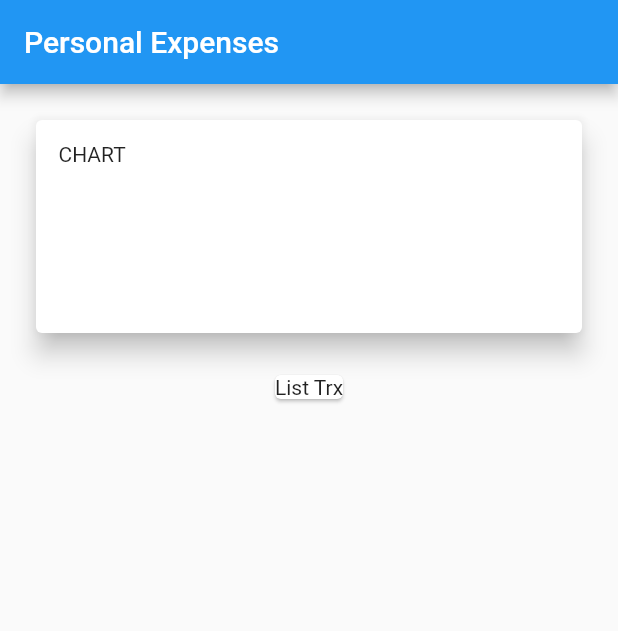
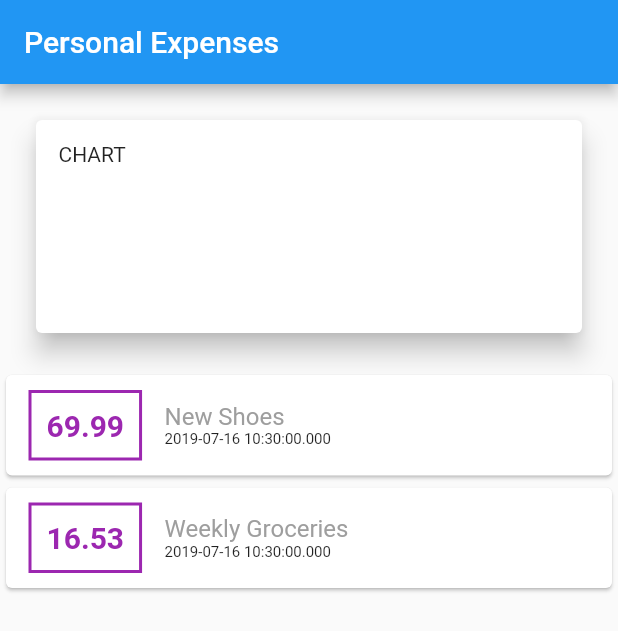
Before and after one commit to arifpurwandaru/personal_expenses_app, a Flutter app: the screen it shows after launch, on a phone screen of 412 x 824 dp. Shown: the top 631 px of the screen. Run offline on Flutter 3.47's test engine with Material 2 defaults, Android fonts, the phone set to English and light mode, and no system bars.

Commit message:
Styling Container and Text

```diff
--- a/lib/main.dart
+++ b/lib/main.dart
@@ -48,8 +48,57 @@ class MyHomePage extends StatelessWidget {
               ),
             ),
           ),
-          Card(
-            child: Text('List Trx'),
+          Column(
+            children: transactions.map((trx) {
+              return Card(
+                child: Row(
+                  children: <Widget>[
+                    Container(
+                      margin: EdgeInsets.symmetric(
+                        vertical: 10,
+                        horizontal: 15,
+                      ),
+                      child: Text(
+                        trx.amount.toString(),
+                        style: TextStyle(
+                            fontWeight: FontWeight.bold,
+                            fontSize: 20,
+                            color: Colors.purple),
+                      ),
+                      decoration: BoxDecoration(
+                        border: Border.all(
+                          color: Colors.purple,
+                          width: 2,
+                        ),
+                      ),
+                      padding: EdgeInsets.all(10),
+                    ),
+                    Column(
+                      crossAxisAlignment: CrossAxisAlignment.start,
+                      children: <Widget>[
+                        Container(
+                          child: Text(
+                            trx.title,
+                            style: TextStyle(
+                              color: Colors.grey,
+                              fontSize: 16,
+                            ),
+                          ),
+                        ),
+                        Container(
+                          child: Text(
+                            trx.date.toString(),
+                            style: TextStyle(
+                              fontSize: 10,
+                            ),
+                          ),
+                        )
+                      ],
+                    )
+                  ],
+                ),
+              );
+            }).toList(),
           )
         ],
       ),
```
